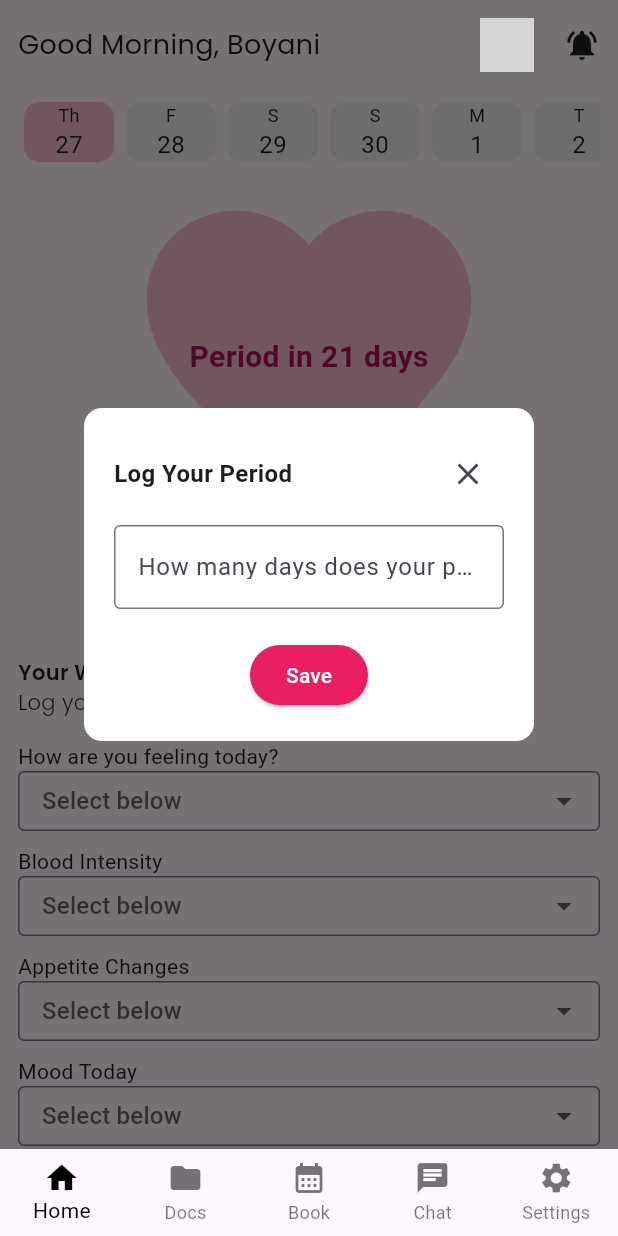
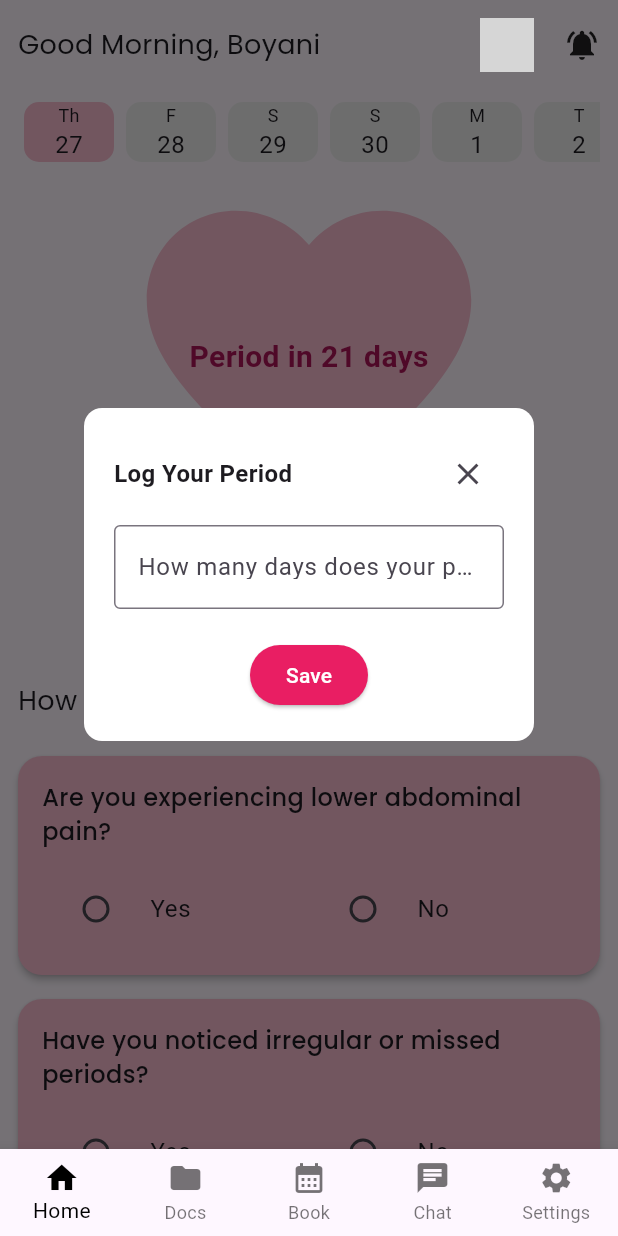
Before and after one commit to b-ukusi/cystella, a Flutter app: the screen it shows after launch, after a tap on "Log Period", on a phone screen of 412 x 824 dp. Run offline on Flutter 3.47's test engine with Material 3 defaults, Android fonts, the phone set to English and light mode, and no system bars; our stand-ins replace google_fonts, shared_preferences, table_calendar; grey boxes are pictures that could not be loaded.

Commit message:
feat: added the help tip and cyst inclined symptoms

```diff
--- a/lib/screens/dashboard.dart
+++ b/lib/screens/dashboard.dart
@@ -1,3 +1,4 @@
+import 'package:cystella_patients/screens/logsymptomscreen.dart';
 import 'package:flutter/material.dart';
 import 'package:google_fonts/google_fonts.dart';
 
@@ -52,8 +53,8 @@ class _MyDashboardState extends State<MyDashboard> {
   String getPeriodStatus() {
     final now = selectedDate;
     DateTime lastPeriodStart = DateTime(now.year, now.month, periodStartDay);
-    if(now.isBefore(lastPeriodStart)){
-      lastPeriodStart= lastPeriodStart.subtract(Duration(days: cycleLength));
+    if (now.isBefore(lastPeriodStart)) {
+      lastPeriodStart = lastPeriodStart.subtract(Duration(days: cycleLength));
     }
     // final periodStartDate =
     //     DateTime(now.year, now.month, periodStartDay); // Assuming current month
@@ -63,7 +64,7 @@ class _MyDashboardState extends State<MyDashboard> {
     //   diff += cycleLength;
     // }
 
-    int cycleDay = now.difference(lastPeriodStart).inDays +1;
+    int cycleDay = now.difference(lastPeriodStart).inDays + 1;
 
     if (cycleDay <= periodLength) {
       return "Period Day $cycleDay";
@@ -187,8 +188,10 @@ class _MyDashboardState extends State<MyDashboard> {
                   ),
                 ),
                 const SizedBox(height: 10),
-                Center(
-                  child: GestureDetector(
+                Row(
+                  mainAxisAlignment: MainAxisAlignment.center,
+                  children: [
+                    GestureDetector(
                       onTap: () => setState(() => showLogPeriodDialog = true),
                       child: Container(
                           width: 120,
@@ -203,30 +206,52 @@ class _MyDashboardState extends State<MyDashboard> {
                             ),
                           )),
                     ),
+                    SizedBox(width: 10),
+                    GestureDetector(
+                      child: Container(
+                        width: 120,
+                        decoration: BoxDecoration(
+                            color: Colors.pink,
+                            borderRadius: BorderRadius.circular(20)),
+                        padding: const EdgeInsets.all(10),
+                        child: Row(
+                          children: [
+                            Icon(Icons.upload_file,
+                                color: Colors.white, size: 18),
+                                SizedBox(width:6),
+                            Text(
+                              "Upload Doc",
+                              style: TextStyle(color: Colors.white),
+                            ),
+                          ],
+                        ),
+                      ),
+                    ),
+                  ],
                 ),
                 const SizedBox(height: 20),
-                Text("Your Wellbeing",
-                    style: GoogleFonts.poppins(fontWeight: FontWeight.w600)),
-                Text("Log your symptoms today",
-                    style: GoogleFonts.poppins(fontWeight: FontWeight.w300)),
+                // Text("Your Wellbeing Area",
+                //     style: GoogleFonts.poppins(fontWeight: FontWeight.w600)),
+                // Text("Log your symptoms today",
+                //     style: GoogleFonts.poppins(fontWeight: FontWeight.w300)),
                 const SizedBox(height: 16),
-                buildDropdown(
-                    "How are you feeling today?",
-                    droptitles,
-                    selectedTitle,
-                    (val) => setState(() => selectedTitle = val)),
-                buildDropdown("Blood Intensity", droptitles2, selectedTitle2,
-                    (val) => setState(() => selectedTitle2 = val)),
-                buildDropdown("Appetite Changes", droptitles3, selectedTitle3,
-                    (val) => setState(() => selectedTitle3 = val)),
-                buildDropdown("Mood Today", droptitles4, selectedTitle4,
-                    (val) => setState(() => selectedTitle4 = val)),
+                LogSymptomsScreen(),
+                // buildDropdown(
+                //     "How are you feeling today?",
+                //     droptitles,
+                //     selectedTitle,
+                //     (val) => setState(() => selectedTitle = val)),
+                // buildDropdown("Blood Intensity", droptitles2, selectedTitle2,
+                //     (val) => setState(() => selectedTitle2 = val)),
+                // buildDropdown("Appetite Changes", droptitles3, selectedTitle3,
+                //     (val) => setState(() => selectedTitle3 = val)),
+                // buildDropdown("Mood Today", droptitles4, selectedTitle4,
+                //     (val) => setState(() => selectedTitle4 = val)),
                 Text("Notes"),
                 TextFormField(
                   controller: notesController,
                   decoration: const InputDecoration(
                     hintText: '+ Additional Notes',
-
                     border: OutlineInputBorder(),
                     contentPadding:
                         EdgeInsets.symmetric(horizontal: 12, vertical: 12),
@@ -281,7 +306,7 @@ class _MyDashboardState extends State<MyDashboard> {
                               icon: const Icon(Icons.close),
                               onPressed: () =>
                                   setState(() => showLogPeriodDialog = false),
-                            )
+                            ),
                           ],
                         ),
                         const SizedBox(height: 10),
@@ -301,7 +326,7 @@ class _MyDashboardState extends State<MyDashboard> {
                             if (length != null) {
                               setState(() {
                                 periodLength = length;
-                                cycleLength= 28+periodLength;
+                                cycleLength = 28 + periodLength;
                                 showLogPeriodDialog = false;
                               });
                             }
@@ -322,33 +347,33 @@ class _MyDashboardState extends State<MyDashboard> {
     );
   }
 
-  Widget buildDropdown(String label, List<String> items, String? selectedValue,
-      Function(String?) onChanged) {
-    return Column(
-      crossAxisAlignment: CrossAxisAlignment.start,
-      children: [
-        Text(label),
-        SizedBox(
-          width: 400,
-          height: 40,
-          child: DropdownButtonFormField<String>(
-            hint: const Text("Select below"),
-            value: selectedValue,
-            items: items
-                .map((title) => DropdownMenuItem<String>(
-                      value: title,
-                      child: Text(title),
-                    ))
-                .toList(),
-            onChanged: onChanged,
-            decoration: const InputDecoration(
-              border: OutlineInputBorder(),
-              contentPadding: EdgeInsets.symmetric(horizontal: 12, vertical: 8),
-            ),
-          ),
-        ),
-        const SizedBox(height: 10),
-      ],
-    );
+  // Widget buildDropdown(String label, List<String> items, String? selectedValue,
+  //     Function(String?) onChanged) {
+  //   return Column(
+  //     crossAxisAlignment: CrossAxisAlignment.start,
+  //     children: [
+  //       Text(label),
+  //       SizedBox(
+  //         width: 400,
+  //         height: 40,
+  //         child: DropdownButtonFormField<String>(
+  //           hint: const Text("Select below"),
+  //           value: selectedValue,
+  //           items: items
+  //               .map((title) => DropdownMenuItem<String>(
+  //                     value: title,
+  //                     child: Text(title),
+  //                   ))
+  //               .toList(),
+  //           onChanged: onChanged,
+  //           decoration: const InputDecoration(
+  //             border: OutlineInputBorder(),
+  //             contentPadding: EdgeInsets.symmetric(horizontal: 12, vertical: 8),
+  //           ),
+  //         ),
+  //       ),
+  //       const SizedBox(height: 10),
+  //     ],
+  //   );
+  // }
 }
-}
--- a/lib/screens/docs.dart
+++ b/lib/screens/docs.dart
@@ -19,7 +19,6 @@ class _MyDocsState extends State<MyDocs> {
         children: [
           Row(
             mainAxisAlignment: MainAxisAlignment.end,
-
             children: [
               ClipRRect(
                 child: Image.asset("images/image.png", width: 24, height: 24),
@@ -90,8 +89,20 @@ class _MyDocsState extends State<MyDocs> {
             children: [
               Text("Alerts & Notifications",
                   style: GoogleFonts.poppins(fontWeight: FontWeight.w700)),
-                  SizedBox(height:50),
-              Center(child: Text("No notifications yet"))
+              SizedBox(height: 50),
+              Center(
+                  child: Card(
+                color: Colors.pink[100],
+                elevation: 2,
+                margin: EdgeInsets.all(10),
+                shape: RoundedRectangleBorder(
+                    borderRadius: BorderRadius.circular(16)),
+                child: Padding(
+                  padding: const EdgeInsets.all(20.0),
+                  child: Text(
+                      "Hey there👋, need some guidance with the upload doc button? Worry not! Go to the period tracker app that you use and export your summary in settings. Click on Upload doc in the home screen and select that same document and that's it! Leave the rest to us."),
+                ),
+              ))
             ],
           )
         ],
--- /dev/null
+++ b/lib/screens/logsymptomscreen.dart
@@ -0,0 +1,160 @@
+import 'package:flutter/material.dart';
+import 'package:google_fonts/google_fonts.dart';
+
+class LogSymptomsScreen extends StatefulWidget {
+  const LogSymptomsScreen({super.key});
+
+  @override
+  State<LogSymptomsScreen> createState() => _LogSymptomsScreenState();
+}
+
+class _LogSymptomsScreenState extends State<LogSymptomsScreen> {
+  bool? _painResponse;
+  bool? _periodIrregularity;
+  bool? _bloating;
+  bool? _painDuringSex;
+  bool? _frequentUrination;
+  double _fatigueLevel = 0;
+
+  @override
+  Widget build(BuildContext context) {
+    return SingleChildScrollView(
+      child: Column(
+        crossAxisAlignment: CrossAxisAlignment.start,
+        children: [
+          Text(
+            'How are you feeling today?',
+            style: GoogleFonts.poppins(
+                fontSize: 18,
+              ),
+
+          ),
+          const SizedBox(height: 16),
+          _buildYesNoCard(
+            question: "Are you experiencing lower abdominal pain?",
+            value: _painResponse,
+            onChanged: (val) => setState(() => _painResponse = val),
+
+          ),
+          _buildYesNoCard(
+            question: "Have you noticed irregular or missed periods?",
+            value: _periodIrregularity,
+            onChanged: (val) => setState(() => _periodIrregularity = val),
+          ),
+          _buildYesNoCard(
+            question: "Do you feel bloated after small meals?",
+            value: _bloating,
+            onChanged: (val) => setState(() => _bloating = val),
+          ),
+          _buildYesNoCard(
+            question: "Do you experience pain during sexual activity?",
+            value: _painDuringSex,
+            onChanged: (val) => setState(() => _painDuringSex = val),
+          ),
+          _buildYesNoCard(
+            question: "Do you need to urinate frequently?",
+            value: _frequentUrination,
+            onChanged: (val) => setState(() => _frequentUrination = val),
+          ),
+          _buildSliderCard(
+            label: "How fatigued have you felt today?",
+            value: _fatigueLevel,
+            onChanged: (val) => setState(() => _fatigueLevel = val),
+          ),
+          const SizedBox(height: 24),
+          // ElevatedButton(
+          //   onPressed: () {
+          //     // You can add your submission logic here
+          //     ScaffoldMessenger.of(context).showSnackBar(
+          //       const SnackBar(
+          //           content: Text("Symptoms logged successfully.")),
+          //     );
+          //   },
+          //   style: ElevatedButton.styleFrom(
+          //     backgroundColor: Colors.pinkAccent,
+          //     minimumSize: const Size(double.infinity, 48),
+          //     shape: RoundedRectangleBorder(
+          //         borderRadius: BorderRadius.circular(12)),
+          //   ),
+          //   child: Text("Submit", style: GoogleFonts.poppins(
+          //     fontWeight: FontWeight.w600,
+          //   ),),
+          // ),
+        ],
+      ),
+    );
+  }
+
+  Widget _buildYesNoCard({
+    required String question,
+    required bool? value,
+    required Function(bool?) onChanged,
+  }) {
+    return Card(
+      color: Colors.pink[100],
+      margin: const EdgeInsets.symmetric(vertical: 8),
+      shape: RoundedRectangleBorder(borderRadius: BorderRadius.circular(16)),
+      elevation: 2,
+      child: Padding(
+        padding: const EdgeInsets.all(16.0),
+        child: Column(crossAxisAlignment: CrossAxisAlignment.start, children: [
+          Text(
+            question,
+            style:
+                GoogleFonts.poppins(fontSize: 16, fontWeight: FontWeight.w500),
+          ),
+          const SizedBox(height: 12),
+          Row(children: [
+            Expanded(
+              child: RadioListTile<bool>(
+                title: const Text("Yes"),
+                value: true,
+                groupValue: value,
+                onChanged: onChanged,
+              ),
+            ),
+            Expanded(
+              child: RadioListTile<bool>(
+                title: const Text("No"),
+                value: false,
+                groupValue: value,
+                onChanged: onChanged,
+              ),
+            ),
+          ]),
+        ]),
+      ),
+    );
+  }
+
+  Widget _buildSliderCard({
+    required String label,
+    required double value,
+    required ValueChanged<double> onChanged,
+  }) {
+    return Card(
+      margin: const EdgeInsets.symmetric(vertical: 8),
+      shape: RoundedRectangleBorder(borderRadius: BorderRadius.circular(16)),
+      elevation: 2,
+      child: Padding(
+        padding: const EdgeInsets.all(16.0),
+        child: Column(crossAxisAlignment: CrossAxisAlignment.start, children: [
+          Text(
+            label,
+            style:
+                GoogleFonts.poppins(fontSize: 16, fontWeight: FontWeight.w500),
+          ),
+          Slider(
+            value: value,
+            onChanged: onChanged,
+            min: 0,
+            max: 5,
+            divisions: 5,
+            label: value.round().toString(),
+            activeColor: Colors.pinkAccent,
+          ),
+        ]),
+      ),
+    );
+  }
+}
```
Lines whose indentation alone changed are shown as unchanged.
